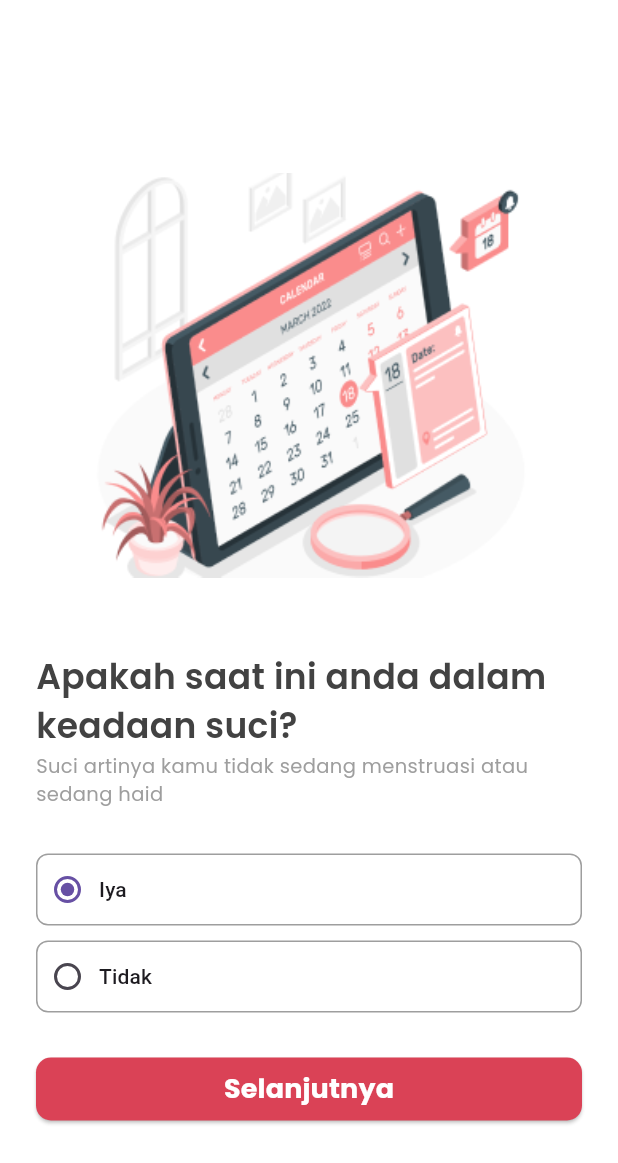
After one commit to khairunnisaalallah/v2_zenfemina_mobile, a Flutter app: the QuestionTambahan screen opened directly, after a tap on "Iya", on a phone screen of 412 x 824 dp. The commit adds this screen. Shown: the top 1163 px of the screen. Run offline on Flutter 3.47's test engine with Material 3 defaults, Android fonts, the phone set to English and light mode, and no system bars; our stand-ins replace carousel_slider, flutter_svg, get, google_fonts, image_picker, shared_preferences and 2 more; accounts and stored records are empty.

Commit message:
fix: question api & view

```diff
--- a/lib/api_repository.dart
+++ b/lib/api_repository.dart
@@ -67,7 +67,7 @@ class ApiRepository {
   }
 
   Future<void> postQuestions(
-      String birthDate, String lastDate, String period, String cycle) async {
+      String birthDate, String lastDate, String period, String cycle, String is_holy) async {
     final url = Uri.parse('http://v2.zenfemina.com/api/home/question');
 
     final prefs = await SharedPreferences.getInstance();
@@ -85,6 +85,7 @@ class ApiRepository {
       'lastDate': lastDate,
       'period': period,
       'cycle': cycle,
+      'is_holy': is_holy
     };
 
     // Log the data being sent
@@ -101,6 +102,7 @@ class ApiRepository {
         'lastDate': lastDate,
         'period': period,
         'cycle': cycle,
+        'is_holy': is_holy
       }),
     );
 
--- a/lib/main.dart
+++ b/lib/main.dart
@@ -13,6 +13,7 @@ import 'package:zenfemina_v2/pages/login.dart';
 import 'package:zenfemina_v2/pages/home.dart';
 import 'package:zenfemina_v2/pages/pages.dart';
 import 'package:zenfemina_v2/pages/question1.dart';
+import 'package:zenfemina_v2/pages/questionTambahan.dart';
 import 'package:zenfemina_v2/pages/register.dart';
 import 'package:zenfemina_v2/pages/splash_screen.dart';
 import 'package:zenfemina_v2/pages/range_date.dart';
@@ -37,6 +38,7 @@ class MyApp extends StatelessWidget {
       // debugShowMaterialGrid: true, // Tambahkan ini
       getPages: Routes.pages, // Tambahkan daftar rute di sini
       home: WelcomePage(),
+      // home: QuestionTambahan(),
     );
   }
 }
--- a/lib/pages/question1.dart
+++ b/lib/pages/question1.dart
@@ -3,6 +3,7 @@ import 'package:get/get.dart';
 import 'package:google_fonts/google_fonts.dart';
 import 'package:shared_preferences/shared_preferences.dart';
 import 'package:zenfemina_v2/pages/question2.dart';
+import 'package:zenfemina_v2/pages/questionTambahan.dart';
 import 'package:zenfemina_v2/shared/shared.dart';
 import 'package:intl/intl.dart';
 
@@ -115,7 +116,7 @@ class _Question1PageState extends State<Question1Page> {
                             'birthDate', _dateController.text);
 
                         // Pindah ke halaman berikutnya
-                        Get.to(Question2Page());
+                        Get.to(QuestionTambahan());
                       }
                     : null,
                 child: Text(
--- /dev/null
+++ b/lib/pages/questionTambahan.dart
@@ -0,0 +1,153 @@
+import 'package:flutter/material.dart';
+import 'package:get/get.dart';
+import 'package:google_fonts/google_fonts.dart';
+import 'package:shared_preferences/shared_preferences.dart';
+import 'package:zenfemina_v2/pages/question2.dart';
+import 'package:zenfemina_v2/pages/question3.dart';
+import 'package:zenfemina_v2/shared/shared.dart';
+
+class QuestionTambahan extends StatefulWidget {
+  const QuestionTambahan({Key? key}); //constructor
+
+  @override
+  _QuestionTambahanState createState() => _QuestionTambahanState();
+}
+
+class _QuestionTambahanState extends State<QuestionTambahan> {
+  String? is_holy;
+  final String _preferenceKey = 'is_holy';
+
+  @override
+  void initState() {
+    super.initState();
+    _loadIsHoly();
+  }
+
+  Future<void> _loadIsHoly() async {
+    SharedPreferences prefs = await SharedPreferences.getInstance();
+    setState(() {
+      is_holy = prefs.getString(_preferenceKey);
+    });
+  }
+
+  Future<void> _setIsHoly(String value) async {
+    SharedPreferences prefs = await SharedPreferences.getInstance();
+    prefs.setString(_preferenceKey, value);
+    setState(() {
+      is_holy = value;
+    });
+  }
+
+  @override
+  Widget build(BuildContext context) {
+    return Scaffold(
+      backgroundColor: Colors.white,
+      body: Container(
+        height: double.infinity,
+        width: double.infinity,
+        child: ListView(
+          padding: EdgeInsets.symmetric(horizontal: defaultMargin),
+          children: [
+            Container(
+              alignment: Alignment.center,
+              margin: EdgeInsets.only(top: 115),
+              child: Image.asset(
+                'assets/images/question3.png',
+                height: 270,
+                fit: BoxFit.fill,
+              ),
+            ),
+            SizedBox(height: 50),
+            Text(
+              'Apakah saat ini anda dalam keadaan suci?',
+              textAlign: TextAlign.left,
+              style: GoogleFonts.poppins(
+                  fontSize: 23,
+                  color: Colors.grey[800],
+                  fontWeight: FontWeight.w600),
+            ),
+            SizedBox(height: 0),
+            Text(
+              'Suci artinya kamu tidak sedang menstruasi atau sedang haid',
+              textAlign: TextAlign.left,
+              style: GoogleFonts.poppins(
+                  fontSize: 13,
+                  color: Colors.grey,
+                  fontWeight: FontWeight.w400),
+            ),
+            SizedBox(height: 30),
+            RadioMenuButton(
+              value: '1',
+              groupValue: is_holy,
+              onChanged: (value) {
+                _setIsHoly(value!);
+              },
+              style: ButtonStyle(
+                shape: MaterialStatePropertyAll(
+                  RoundedRectangleBorder(
+                    borderRadius: BorderRadius.circular(8),
+                    side: BorderSide(
+                      color: Colors.grey,
+                      width: 1.0,
+                    ),
+                  )
+                ),
+                elevation: const MaterialStatePropertyAll(2),
+                backgroundColor: const MaterialStatePropertyAll(Colors.white)
+              ),
+              child: const Text('Iya'),
+            ),
+            SizedBox(height: 10),
+            RadioMenuButton(
+              value: '0',
+              groupValue: is_holy,
+              onChanged: (value) {
+                _setIsHoly(value!);
+              },
+              style: ButtonStyle(
+                shape: MaterialStatePropertyAll(
+                  RoundedRectangleBorder(
+                    borderRadius: BorderRadius.circular(8),
+                    side: BorderSide(
+                      color: Colors.grey,
+                      width: 1.0,
+                    ),
+                  )
+                ),
+                elevation: const MaterialStatePropertyAll(2),
+                backgroundColor: const MaterialStatePropertyAll(Colors.white)
+              ),
+              child: const Text('Tidak'),
+            ),
+            SizedBox(height: 30),
+            Container(
+              height: 42,
+              width: MediaQuery.of(context).size.width -
+                  2 * 20, // Sesuaikan dengan padding yang diinginkan
+              child: ElevatedButton(
+                onPressed: (){
+                  Get.to(Question2Page());
+                },
+                child: Text(
+                  'Selanjutnya',
+                  style: GoogleFonts.poppins(
+                    fontSize: 18,
+                    color: Colors.white,
+                    fontWeight: FontWeight.w700,
+                  ),
+                ),
+                style: ElevatedButton.styleFrom(
+                  backgroundColor: Color(0xFFDA4256),
+                  shape: RoundedRectangleBorder(
+                    borderRadius: BorderRadius.circular(10),
+                  ),
+                ),
+              ),
+            ),
+          ],
+        ),
+      ),
+    );
+  }
+
+}
```
Also changed, not shown: lib/pages/question2.dart (+21 -1 lines), lib/pages/question3.dart (+9 -9 lines), lib/pages/question4.dart (+13 -11 lines), pubspec.lock.
